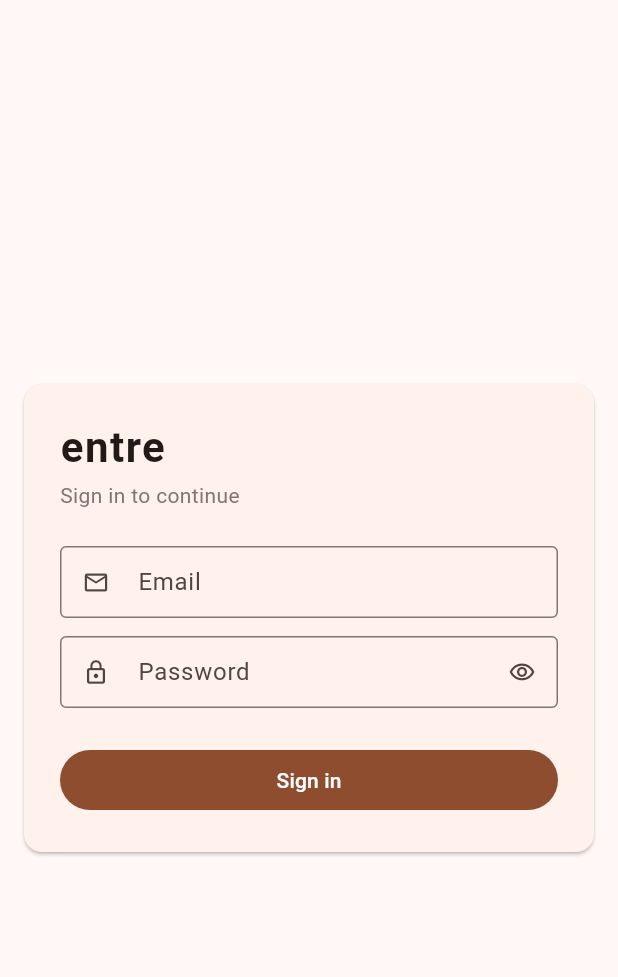
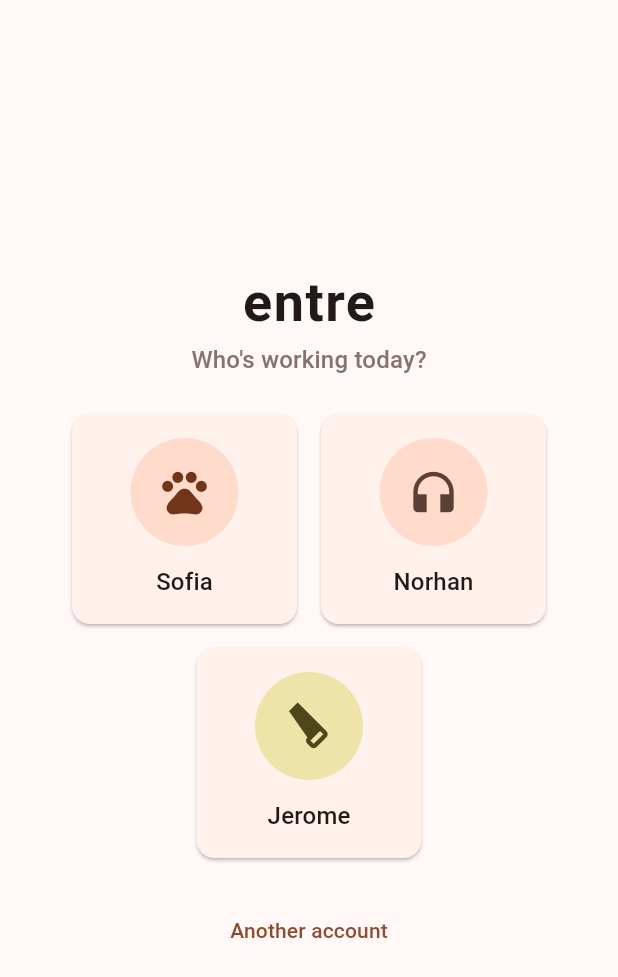
Before and after one commit to Hassan-Melhim/entre-sales, a Flutter app: the screen it shows after launch, on a phone screen of 412 x 824 dp. Shown: the top 977 px of the screen. Run offline on Flutter 3.47's test engine with Material 3 defaults, Android fonts, the phone set to English and light mode, and no system bars; our stand-ins replace fl_chart, flutter_riverpod, pdf, shared_preferences, supabase_flutter, web; missing offline and left inert: dart:js_interop; accounts and stored records are empty.

Commit message:
Staff login tiles, artist detail with products/sales tabs, receipt logo
- Login: Sofia, Norhan and Jerome as tiles (paw, headphones, saw icons);
  tapping one asks for the password. "Another account" for other logins.
  The menu shows who is signed in by name and icon.
- Artists: tapping an artist opens their details with tabs for their
  products (same cards as Inventory) and every sale and refund, with totals.
- Receipts use ESB_Logo_Square.png in the corner (invoices keep the
  profile logo).

Co-Authored-By: Claude Opus 5.5 <noreply@anthropic.com>
Claude-Session: https://claude.ai/code/session_01Hh3vSzQKQBb4bMWxy2mhMR

```diff
--- a/lib/core/app_config.dart
+++ b/lib/core/app_config.dart
@@ -24,8 +24,11 @@ abstract final class AppConfig {
 abstract final class LogoFiles {
   static const bucket = 'Logos & Icons';
 
-  /// Top corner of every invoice and receipt.
+  /// Top corner of invoices and reports.
   static const corner = 'ES_GoogleProfileThumbnail.png';
+
+  /// Top corner of customer receipts.
+  static const receiptCorner = 'ESB_Logo_Square.png';
 
   /// Across the bottom of each page.
   static const footer = 'ES_Logo_3d_horizontalThumbnail.png';
--- a/lib/data/export/pdf_service.dart
+++ b/lib/data/export/pdf_service.dart
@@ -243,7 +243,7 @@ class PdfService {
 
   static Future<ExportFile> receipt(SaleOrder o, StoreInfo store) async {
     final doc = pw.Document(theme: await _loadTheme());
-    final corner = _logo(store.logos.corner, 38);
+    final corner = _logo(store.logos.receiptCorner, 38);
     final kisses = _logo(store.logos.kisses, 18);
     final footerLogo = _logo(store.logos.footer, 26);
     doc.addPage(pw.Page(
--- a/lib/domain/models/store_logos.dart
+++ b/lib/domain/models/store_logos.dart
@@ -10,12 +10,13 @@ class LogoImage {
 /// The logos printed on invoices and receipts. Any of them may be missing.
 class StoreLogos {
   final LogoImage? corner;
+  final LogoImage? receiptCorner;
   final LogoImage? footer;
   final LogoImage? kisses;
 
   /// Why a logo couldn't be loaded, one line per file (empty when all are fine).
   final List<String> problems;
 
-  const StoreLogos({this.corner, this.footer, this.kisses, this.problems = const []});
+  const StoreLogos({this.corner, this.receiptCorner, this.footer, this.kisses, this.problems = const []});
   const StoreLogos.none() : this();
 }
--- a/lib/presentation/screens/app_shell.dart
+++ b/lib/presentation/screens/app_shell.dart
@@ -3,9 +3,11 @@ import 'package:flutter_riverpod/flutter_riverpod.dart';
 
 import '../../domain/repositories/device_settings_repository.dart';
 import '../providers.dart';
+import '../staff_accounts.dart';
 
 import '../theme/app_tokens.dart';
 import '../theme/breakpoints.dart';
+import '../widgets/staff_avatar.dart';
 import 'artists/artists_screen.dart';
 import 'inventory/inventory_screen.dart';
 import 'invoices/invoices_screen.dart';
@@ -58,11 +60,23 @@ class _AppShellState extends ConsumerState<AppShell> {
     await ref.read(authRepositoryProvider).signOut();
   }
 
-  /// Who is signed in, with a sign-out button.
+  /// Who is signed in (name and icon for staff, else the email), with a
+  /// sign-out button.
   Widget _account(BuildContext context, {required bool compact}) {
     final email = ref.watch(currentUserProvider).valueOrNull?.email ?? '';
+    final staff = staffFor(email);
+    final who = staff?.name ?? email;
+    final index = staff == null ? 0 : staffAccounts.indexOf(staff);
     if (compact) {
-      return IconButton(tooltip: 'Sign out ($email)', icon: const Icon(Icons.logout), onPressed: _signOut);
+      return Padding(
+        padding: const EdgeInsets.symmetric(vertical: AppSpacing.s),
+        child: Column(
+          children: [
+            Tooltip(message: who, child: StaffAvatar(staff, colorIndex: index, size: AppSizes.avatarSmall)),
+            IconButton(tooltip: 'Sign out', icon: const Icon(Icons.logout), onPressed: _signOut),
+          ],
+        ),
+      );
     }
     return Padding(
       padding: const EdgeInsets.all(AppSpacing.m),
@@ -71,7 +85,11 @@ class _AppShellState extends ConsumerState<AppShell> {
         child: Column(
           crossAxisAlignment: CrossAxisAlignment.start,
           children: [
-            Text(email, overflow: TextOverflow.ellipsis, style: Theme.of(context).textTheme.bodySmall),
+            Row(children: [
+              StaffAvatar(staff, colorIndex: index, size: AppSizes.avatarSmall),
+              const SizedBox(width: AppSpacing.s),
+              Expanded(child: Text(who, overflow: TextOverflow.ellipsis, style: Theme.of(context).textTheme.titleSmall)),
+            ]),
             TextButton.icon(onPressed: _signOut, icon: const Icon(Icons.logout), label: const Text('Sign out')),
           ],
         ),
--- a/lib/presentation/screens/artists/artists_screen.dart
+++ b/lib/presentation/screens/artists/artists_screen.dart
@@ -14,6 +14,7 @@ import '../../widgets/dialogs.dart';
 import '../../widgets/empty_state.dart';
 import '../../widgets/page_header.dart';
 import '../../widgets/search_field.dart';
+import 'artist_detail_screen.dart';
 
 class ArtistsScreen extends ConsumerStatefulWidget {
   const ArtistsScreen({super.key});
@@ -75,7 +76,7 @@ class _ArtistTile extends ConsumerWidget {
       contentPadding: EdgeInsets.zero,
       title: Text(a.name),
       subtitle: Text([if (a.gender != null) a.gender!, a.isSpainResident ? 'Spain resident' : 'Non-resident'].join(' · ')),
-      onTap: () => showArtistForm(context, artist: a),
+      onTap: () => Navigator.push(context, MaterialPageRoute(builder: (_) => ArtistDetailScreen(artistId: a.id!))),
       trailing: Row(
         mainAxisSize: MainAxisSize.min,
         children: [
--- a/lib/presentation/screens/login/login_screen.dart
+++ b/lib/presentation/screens/login/login_screen.dart
@@ -3,19 +3,103 @@ import 'package:flutter/services.dart';
 import 'package:flutter_riverpod/flutter_riverpod.dart';
 
 import '../../providers.dart';
+import '../../staff_accounts.dart';
 import '../../theme/app_tokens.dart';
 import '../../theme/breakpoints.dart';
+import '../../widgets/staff_avatar.dart';
 
-/// Email + password sign-in. Accounts are created in Supabase; there is no
-/// sign-up here.
-class LoginScreen extends ConsumerStatefulWidget {
+/// "Who's working?": one tile per staff member; tapping one asks for their
+/// password. Other logins (e.g. the developer's) use "Another account".
+/// Accounts are created in Supabase; there is no sign-up here.
+class LoginScreen extends StatelessWidget {
   const LoginScreen({super.key});
 
   @override
-  ConsumerState<LoginScreen> createState() => _LoginScreenState();
+  Widget build(BuildContext context) {
+    final theme = Theme.of(context);
+    return Scaffold(
+      body: SafeArea(
+        child: Center(
+          child: SingleChildScrollView(
+            padding: EdgeInsets.all(context.pagePadding),
+            child: ConstrainedBox(
+              constraints: const BoxConstraints(maxWidth: AppSizes.loginMax),
+              child: Column(
+                mainAxisSize: MainAxisSize.min,
+                children: [
+                  Text('entre',
+                      style: theme.textTheme.displaySmall?.copyWith(fontWeight: FontWeight.w700, letterSpacing: 1)),
+                  const SizedBox(height: AppSpacing.xs),
+                  Text('Who\'s working today?',
+                      style: theme.textTheme.titleMedium?.copyWith(color: theme.colorScheme.outline)),
+                  const SizedBox(height: AppSpacing.xl),
+                  Wrap(
+                    alignment: WrapAlignment.center,
+                    spacing: AppSpacing.l,
+                    runSpacing: AppSpacing.l,
+                    children: [
+                      for (var i = 0; i < staffAccounts.length; i++) _StaffTile(staffAccounts[i], colorIndex: i),
+                    ],
+                  ),
+                  const SizedBox(height: AppSpacing.xl),
+                  TextButton(
+                    onPressed: () => _askPassword(context, null),
+                    child: const Text('Another account'),
+                  ),
+                ],
+              ),
+            ),
+          ),
+        ),
+      ),
+    );
+  }
 }
 
-class _LoginScreenState extends ConsumerState<LoginScreen> {
+class _StaffTile extends StatelessWidget {
+  final StaffAccount staff;
+  final int colorIndex;
+  const _StaffTile(this.staff, {required this.colorIndex});
+
+  @override
+  Widget build(BuildContext context) {
+    return SizedBox(
+      width: AppSizes.staffTileWidth,
+      child: Card(
+        clipBehavior: Clip.antiAlias,
+        child: InkWell(
+          onTap: () => _askPassword(context, staff, colorIndex: colorIndex),
+          child: Padding(
+            padding: const EdgeInsets.symmetric(vertical: AppSpacing.l, horizontal: AppSpacing.m),
+            child: Column(
+              children: [
+                StaffAvatar(staff, colorIndex: colorIndex),
+                const SizedBox(height: AppSpacing.m),
+                Text(staff.name, style: Theme.of(context).textTheme.titleMedium),
+              ],
+            ),
+          ),
+        ),
+      ),
+    );
+  }
+}
+
+/// Asks for [staff]'s password (or for an email and password when null)
+/// and signs in. The app opens by itself once the sign-in is confirmed.
+Future<void> _askPassword(BuildContext context, StaffAccount? staff, {int colorIndex = 0}) =>
+    showDialog<void>(context: context, builder: (_) => _PasswordDialog(staff, colorIndex: colorIndex));
+
+class _PasswordDialog extends ConsumerStatefulWidget {
+  final StaffAccount? staff;
+  final int colorIndex;
+  const _PasswordDialog(this.staff, {required this.colorIndex});
+
+  @override
+  ConsumerState<_PasswordDialog> createState() => _PasswordDialogState();
+}
+
+class _PasswordDialogState extends ConsumerState<_PasswordDialog> {
   final _email = TextEditingController();
   final _password = TextEditingController();
   final _formKey = GlobalKey<FormState>();
@@ -37,9 +121,11 @@ class _LoginScreenState extends ConsumerState<LoginScreen> {
       _error = null;
     });
     try {
-      await ref.read(authRepositoryProvider).signIn(email: _email.text, password: _password.text);
+      await ref
+          .read(authRepositoryProvider)
+          .signIn(email: widget.staff?.email ?? _email.text, password: _password.text);
       TextInput.finishAutofillContext();
-      // The app opens by itself once the sign-in is confirmed.
+      if (mounted) Navigator.pop(context);
     } catch (e) {
       if (mounted) setState(() => _error = '$e');
     } finally {
@@ -49,17 +135,11 @@ class _LoginScreenState extends ConsumerState<LoginScreen> {
 
   @override
   Widget build(BuildContext context) {
+    final staff = widget.staff;
     final theme = Theme.of(context);
-    return Scaffold(
-      body: SafeArea(
-        child: Center(
-          child: SingleChildScrollView(
-            padding: EdgeInsets.all(context.pagePadding),
-            child: ConstrainedBox(
-              constraints: const BoxConstraints(maxWidth: AppSizes.dialogSmall),
-              child: Card(
-                child: Padding(
-                  padding: const EdgeInsets.all(AppSpacing.xl),
+    return AlertDialog(
+      content: SizedBox(
+        width: context.dialogWidth(AppSizes.dialogSmall),
         child: Form(
           key: _formKey,
           child: AutofillGroup(
@@ -67,15 +147,16 @@ class _LoginScreenState extends ConsumerState<LoginScreen> {
               mainAxisSize: MainAxisSize.min,
               crossAxisAlignment: CrossAxisAlignment.stretch,
               children: [
-                          Text('entre',
-                              style: theme.textTheme.headlineMedium
-                                  ?.copyWith(fontWeight: FontWeight.w700, letterSpacing: 1)),
-                          const SizedBox(height: AppSpacing.xs),
-                          Text('Sign in to continue', style: TextStyle(color: theme.colorScheme.outline)),
-                          const SizedBox(height: AppSpacing.xl),
+                Center(child: StaffAvatar(staff, colorIndex: widget.colorIndex, size: AppSizes.avatarMedium)),
+                const SizedBox(height: AppSpacing.m),
+                Text(staff == null ? 'Sign in' : 'Hi ${staff.name}',
+                    textAlign: TextAlign.center, style: theme.textTheme.titleLarge),
+                const SizedBox(height: AppSpacing.l),
+                if (staff == null) ...[
                   TextFormField(
                     controller: _email,
                     enabled: !_busy,
+                    autofocus: true,
                     keyboardType: TextInputType.emailAddress,
                     autofillHints: const [AutofillHints.email, AutofillHints.username],
                     textInputAction: TextInputAction.next,
@@ -83,9 +164,11 @@ class _LoginScreenState extends ConsumerState<LoginScreen> {
                     validator: (v) => (v == null || !v.contains('@')) ? 'Enter your email' : null,
                   ),
                   const SizedBox(height: AppSpacing.m),
+                ],
                 TextFormField(
                   controller: _password,
                   enabled: !_busy,
+                  autofocus: staff != null,
                   obscureText: !_showPassword,
                   autofillHints: const [AutofillHints.password],
                   textInputAction: TextInputAction.done,
@@ -105,24 +188,20 @@ class _LoginScreenState extends ConsumerState<LoginScreen> {
                   const SizedBox(height: AppSpacing.m),
                   Text(_error!, style: TextStyle(color: theme.colorScheme.error)),
                 ],
-                          const SizedBox(height: AppSpacing.xl),
-                          FilledButton(
-                            onPressed: _busy ? null : _signIn,
-                            child: _busy
-                                ? const SizedBox.square(
-                                    dimension: AppSizes.iconSmall, child: CircularProgressIndicator(strokeWidth: 2))
-                                : const Text('Sign in'),
-                          ),
               ],
             ),
           ),
         ),
       ),
+      actions: [
+        TextButton(onPressed: _busy ? null : () => Navigator.pop(context), child: const Text('Cancel')),
+        FilledButton(
+          onPressed: _busy ? null : _signIn,
+          child: _busy
+              ? const SizedBox.square(dimension: AppSizes.iconSmall, child: CircularProgressIndicator(strokeWidth: 2))
+              : const Text('Sign in'),
         ),
-            ),
-          ),
-        ),
-      ),
+      ],
     );
   }
 }
--- a/lib/presentation/screens/settings/settings_screen.dart
+++ b/lib/presentation/screens/settings/settings_screen.dart
@@ -247,14 +247,14 @@ class _LogoStatus extends ConsumerWidget {
           return Row(children: [
             Icon(Icons.check_circle, color: context.appColors.success, size: AppSizes.iconSmall),
             const SizedBox(width: AppSpacing.s),
-            const Expanded(child: Text('Logos for PDFs: all 3 found.')),
+            const Expanded(child: Text('Logos for PDFs: all 4 found.')),
             reload,
           ]);
         }
         return Column(
           crossAxisAlignment: CrossAxisAlignment.start,
           children: [
-            Text('Logos for PDFs: ${3 - l.problems.length} of 3 found.',
+            Text('Logos for PDFs: ${4 - l.problems.length} of 4 found.',
                 style: TextStyle(color: theme.colorScheme.error)),
             for (final p in l.problems) SelectableText('• $p', style: theme.textTheme.bodySmall),
             reload,
--- /dev/null
+++ b/lib/presentation/staff_accounts.dart
@@ -0,0 +1,25 @@
+import 'package:flutter/material.dart';
+
+/// The people who sign in at the till: a name and icon on the login screen,
+/// and the email of their Supabase login (Authentication → Users).
+class StaffAccount {
+  final String name;
+  final String email;
+  final IconData icon;
+  const StaffAccount(this.name, this.email, this.icon);
+}
+
+const List<StaffAccount> staffAccounts = [
+  StaffAccount('Sofia', 'sophiepoln@gmail.com', Icons.pets),
+  StaffAccount('Norhan', 'norhanmadkour@gmail.com', Icons.headphones),
+  StaffAccount('Jerome', 'jeromeg1996@gmail.com', Icons.carpenter),
+];
+
+/// The staff member signed in with [email], if it is one of [staffAccounts].
+StaffAccount? staffFor(String? email) {
+  final e = email?.trim().toLowerCase();
+  for (final s in staffAccounts) {
+    if (s.email.toLowerCase() == e) return s;
+  }
+  return null;
+}
--- a/lib/presentation/theme/app_tokens.dart
+++ b/lib/presentation/theme/app_tokens.dart
@@ -32,6 +32,13 @@ class AppSizes {
   static const double dialogMedium = 560;
   static const double dialogLarge = 640;
   static const double dialogMin = 240;
+
+  // Sign-in
+  static const double loginMax = 600; // the row of staff tiles
+  static const double staffTileWidth = 150;
+  static const double avatarLarge = 72; // staff tiles
+  static const double avatarMedium = 56; // password dialog
+  static const double avatarSmall = 32; // menu
 
   /// Max width of forms and settings so lines stay readable on big screens.
   static const double contentMax = 1100;
--- /dev/null
+++ b/lib/presentation/widgets/staff_avatar.dart
@@ -0,0 +1,28 @@
+import 'package:flutter/material.dart';
+
+import '../staff_accounts.dart';
+import '../theme/app_tokens.dart';
+
+/// A round avatar with the person's icon.
+class StaffAvatar extends StatelessWidget {
+  final StaffAccount? staff;
+  final int colorIndex;
+  final double size;
+  const StaffAvatar(this.staff, {super.key, this.colorIndex = 0, this.size = AppSizes.avatarLarge});
+
+  @override
+  Widget build(BuildContext context) {
+    final c = Theme.of(context).colorScheme;
+    final (bg, fg) = switch (colorIndex % 3) {
+      0 => (c.primaryContainer, c.onPrimaryContainer),
+      1 => (c.secondaryContainer, c.onSecondaryContainer),
+      _ => (c.tertiaryContainer, c.onTertiaryContainer),
+    };
+    return Container(
+      width: size,
+      height: size,
+      decoration: BoxDecoration(color: bg, shape: BoxShape.circle),
+      child: Icon(staff?.icon ?? Icons.person_outline, color: fg, size: size * 0.5),
+    );
+  }
+}
```
Also changed, not shown: lib/data/supabase/repositories/supabase_logo_repository.dart (+4 -3 lines), lib/presentation/providers.dart (+15 -0 lines), lib/presentation/screens/artists/artist_detail_screen.dart (added, +282 -0 lines), lib/presentation/screens/inventory/inventory_screen.dart (+5 -3 lines), 1 other file. Lines whose indentation alone changed are shown as unchanged.
